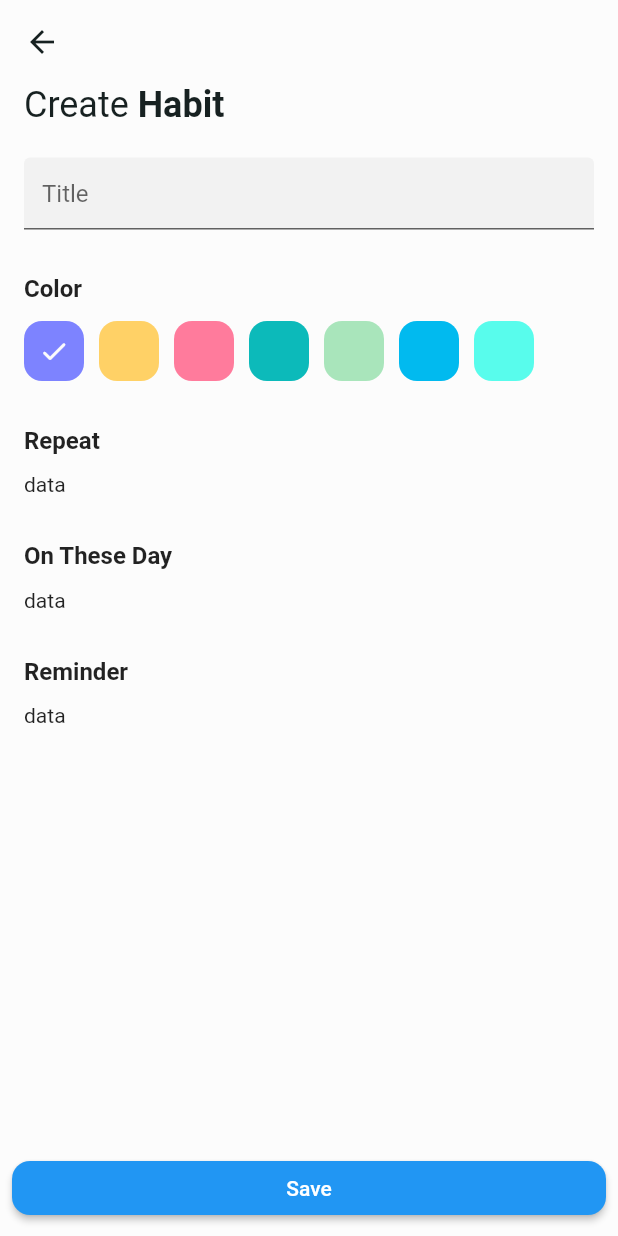
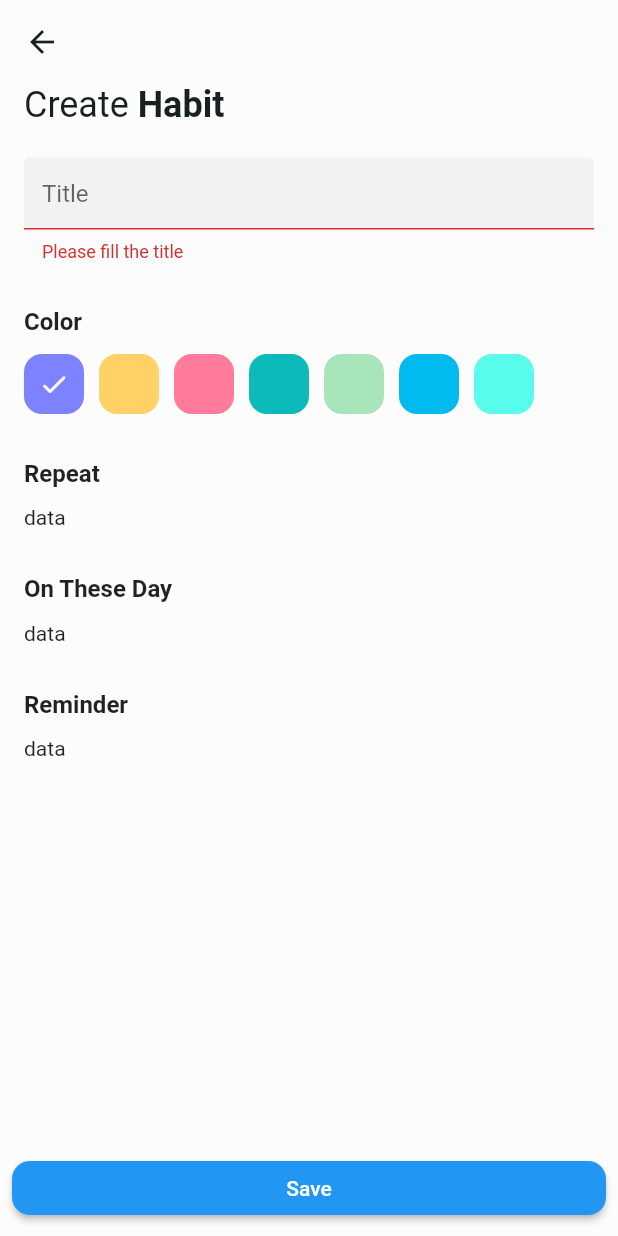
Before and after one commit to alifgiant/bithabit, a Flutter app: the DetailPage screen opened by its route, after a tap on "Save", on a phone screen of 412 x 824 dp. Run offline on Flutter 3.47's test engine with Material 2 defaults, Android fonts, the phone set to English and light mode, and no system bars; our stand-ins replace custom_navigation_bar, icons_plus, recase.

```diff
--- a/lib/app.dart
+++ b/lib/app.dart
@@ -1,7 +1,9 @@
 import 'package:bithabit/src/model/habit.dart';
 import 'package:bithabit/src/pages/detail/detail_page.dart';
+import 'package:bithabit/src/service/habit_service.dart';
 import 'package:bithabit/src/utils/res/res_color.dart';
 import 'package:flutter/material.dart';
+import 'package:provider/provider.dart';
 
 import 'src/pages/home/home_page.dart';
 
@@ -10,15 +12,19 @@ class MyApp extends StatelessWidget {
 
   @override
   Widget build(BuildContext context) {
-    return MaterialApp(
+    return MultiProvider(
+      providers: [
+        ChangeNotifierProvider(create: (context) => HabitService()),
+      ],
+      child: MaterialApp(
         title: 'BitHabit',
         debugShowCheckedModeBanner: false,
         theme: ThemeData(
           scaffoldBackgroundColor: ResColor.white,
-        primaryTextTheme: TextTheme(
+          primaryTextTheme: const TextTheme(
             titleLarge: TextStyle(color: ResColor.black),
           ),
-        appBarTheme: AppBarTheme(
+          appBarTheme: const AppBarTheme(
             color: ResColor.white,
             titleTextStyle: TextStyle(
               color: ResColor.black,
@@ -35,10 +41,15 @@ class MyApp extends StatelessWidget {
           '/': (context) => const HomePage(),
           '/detail': (context) {
             final args = ModalRoute.of(context)?.settings.arguments;
-          if (args is Habit) return DetailPage(habit: args);
-          return const DetailPage();
+            final habitService = context.read<HabitService>();
+
+            return DetailPage(
+              habit: args is Habit ? args : null,
+              habitService: habitService,
+            );
           }
         },
+      ),
     );
   }
 }
--- a/lib/src/model/habit.dart
+++ b/lib/src/model/habit.dart
@@ -8,7 +8,31 @@ class Habit {
   final HabitColor color;
   final DateTime? reminder;
 
-  Habit(this.id, this.name, this.color, {this.reminder});
+  Habit(
+    this.id,
+    this.name,
+    this.color, {
+    this.reminder,
+  });
+
+  Habit copy({
+    String? id,
+    String? name,
+    HabitColor? color,
+    DateTime? reminder,
+  }) {
+    return Habit(
+      id ?? this.id,
+      name ?? this.name,
+      color ?? this.color,
+      reminder: reminder ?? this.reminder,
+    );
+  }
+
+  @override
+  String toString() {
+    return 'Habit($id,$name,$color,$reminder)';
+  }
 }
 
 enum HabitColor {
--- a/lib/src/pages/detail/detail_page.dart
+++ b/lib/src/pages/detail/detail_page.dart
@@ -1,4 +1,5 @@
 import 'package:bithabit/src/model/habit.dart';
+import 'package:bithabit/src/service/habit_service.dart';
 import 'package:bithabit/src/utils/view/app_bar_title.dart';
 import 'package:bithabit/src/utils/view/section_title.dart';
 import 'package:flutter/material.dart';
@@ -7,7 +8,13 @@ import 'habit_color_picker.dart';
 
 class DetailPage extends StatefulWidget {
   final Habit? habit;
-  const DetailPage({super.key, this.habit});
+  final HabitService habitService;
+
+  const DetailPage({
+    super.key,
+    this.habit,
+    required this.habitService,
+  });
 
   @override
   State<DetailPage> createState() => _DetailPageState();
@@ -16,12 +23,15 @@ class DetailPage extends StatefulWidget {
 class _DetailPageState extends State<DetailPage> {
   bool get isNewHabit => widget.habit == null;
 
-  late HabitColor selectedColor;
+  bool isTitleEmpty = false;
+  late Habit edittedHabit;
+  late TextEditingController controller;
 
   @override
   void initState() {
     super.initState();
-    selectedColor = widget.habit?.color ?? HabitColor.values.first;
+    edittedHabit = widget.habit?.copy() ?? Habit('', '', HabitColor.values.first);
+    controller = TextEditingController(text: edittedHabit.name);
   }
 
   @override
@@ -34,20 +44,28 @@ class _DetailPageState extends State<DetailPage> {
           children: [
             AppBarTitle(text: isNewHabit ? 'Create Habit' : 'Update Habit'),
             const SizedBox(height: 21),
-            const TextField(
+            TextField(
+              controller: controller,
               decoration: InputDecoration(
                 filled: true,
                 hintText: 'Title',
+                errorText: isTitleEmpty ? 'Please fill the title' : null,
               ),
+              onChanged: (value) {
+                setState(() {
+                  isTitleEmpty = false;
+                  edittedHabit = edittedHabit.copy(name: value);
+                });
+              },
             ),
             const SizedBox(height: 30),
             const SectionTitle(text: 'Color'),
             const SizedBox(height: 12),
             HabitColorPicker(
-              selectedColor: selectedColor,
+              selectedColor: edittedHabit.color,
               onColorSelected: (color) {
                 setState(() {
-                  selectedColor = color;
+                  edittedHabit = edittedHabit.copy(color: color);
                 });
               },
             ),
@@ -69,7 +87,7 @@ class _DetailPageState extends State<DetailPage> {
         bottomNavigationBar: Padding(
           padding: const EdgeInsets.all(8.0),
           child: ElevatedButton(
-            onPressed: () {},
+            onPressed: onSaveClick,
             style: ElevatedButton.styleFrom(
               shape: RoundedRectangleBorder(
                 borderRadius: BorderRadius.circular(12),
@@ -84,4 +102,18 @@ class _DetailPageState extends State<DetailPage> {
       ),
     );
   }
+
+  void onSaveClick() async {
+    if (edittedHabit.name.isEmpty) {
+      setState(() {
+        isTitleEmpty = true;
+      });
+      return;
+    }
+
+    await widget.habitService.saveHabit(edittedHabit);
+
+    if (!mounted) return;
+    Navigator.of(context).pop(edittedHabit);
+  }
 }
--- a/pubspec.yaml
+++ b/pubspec.yaml
@@ -16,6 +16,8 @@ dependencies:
   # The following adds the Cupertino Icons font to your application.
   # Use with the CupertinoIcons class for iOS style icons.
   cupertino_icons: ^1.0.2
+  provider: ^6.0.5
+  recase: ^4.1.0
 
 dev_dependencies:
   flutter_test:
```
Also changed, not shown: lib/src/pages/dash/dash_page.dart (+10 -8 lines), lib/src/pages/home/home_page.dart (+7 -0 lines), lib/src/service/habit_service.dart (+34 -1 lines), pubspec.lock. Lines whose indentation alone changed are shown as unchanged.
